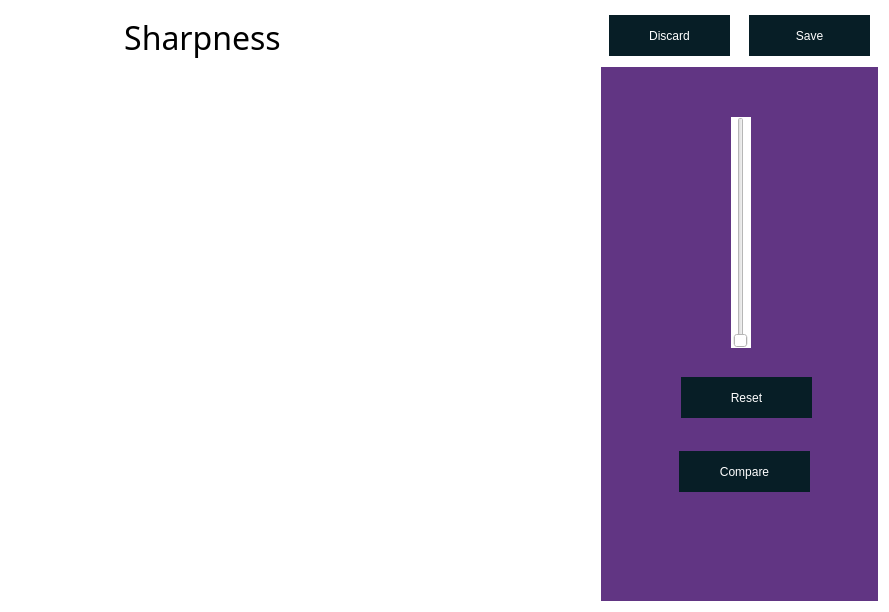
First picture: the form in UI/sharpness.ui, repository rishuriya/Jovian-Perspective, before the edit.
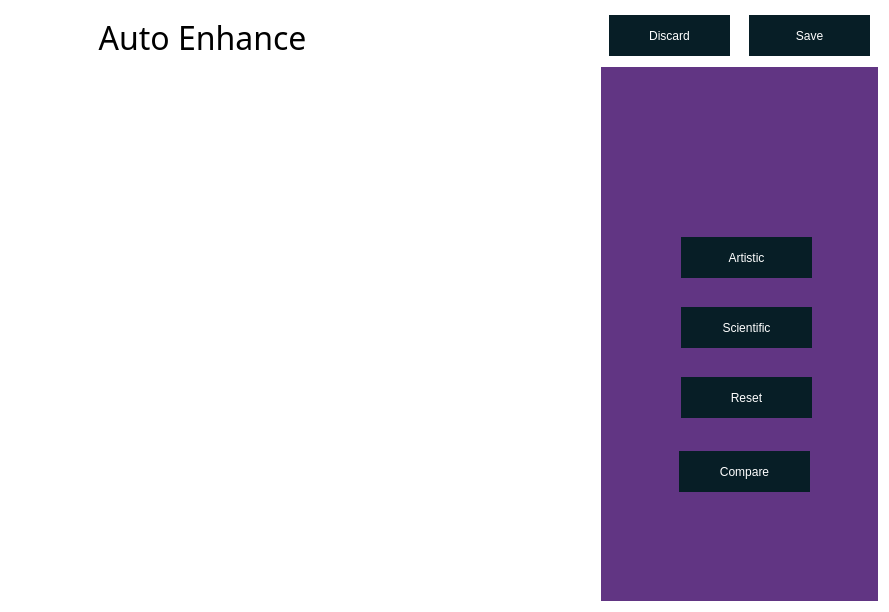
Second picture: the form after the edit. Icons and pictures are not drawn.

Commit message: added auto enhance, fix few bugs

Patch:
```diff
--- a/UI/sharpness.ui
+++ b/UI/sharpness.ui
@@ -93,7 +93,7 @@
        </font>
       </property>
       <property name="text">
-       <string>Sharpness</string>
+       <string>Auto Enhance</string>
       </property>
       <property name="alignment">
        <set>Qt::AlignCenter</set>
@@ -143,20 +143,7 @@
       <property name="frameShadow">
        <enum>QFrame::Raised</enum>
       </property>
-      <widget class="QSlider" name="verticalSlider">
-       <property name="geometry">
-        <rect>
-         <x>130</x>
-         <y>50</y>
-         <width>20</width>
-         <height>231</height>
-        </rect>
-       </property>
-       <property name="orientation">
-        <enum>Qt::Vertical</enum>
-       </property>
-      </widget>
-      <widget class="QPushButton" name="compare">
+      <widget class="QPushButton" name="reset">
        <property name="geometry">
         <rect>
          <x>80</x>
@@ -185,7 +172,40 @@
         <string>Compare</string>
        </property>
        <property name="icon">
-        <iconset theme="document-open"/>
+        <iconset theme="document-open">
+         <normaloff>.</normaloff>.</iconset>
+       </property>
+      </widget>
+      <widget class="QPushButton" name="scientific">
+       <property name="geometry">
+        <rect>
+         <x>80</x>
+         <y>240</y>
+         <width>131</width>
+         <height>41</height>
+        </rect>
+       </property>
+       <property name="text">
+        <string>Scientific</string>
+       </property>
+       <property name="icon">
+        <iconset theme="zoom-fit-best"/>
+       </property>
+      </widget>
+      <widget class="QPushButton" name="artistic">
+       <property name="geometry">
+        <rect>
+         <x>80</x>
+         <y>170</y>
+         <width>131</width>
+         <height>41</height>
+        </rect>
+       </property>
+       <property name="text">
+        <string>Artistic</string>
+       </property>
+       <property name="icon">
+        <iconset theme="weather-clear"/>
        </property>
       </widget>
      </widget>
```
Left out of the diff: 11 changed lines with no effect on the pictures. The commit also changes 6 other files.
